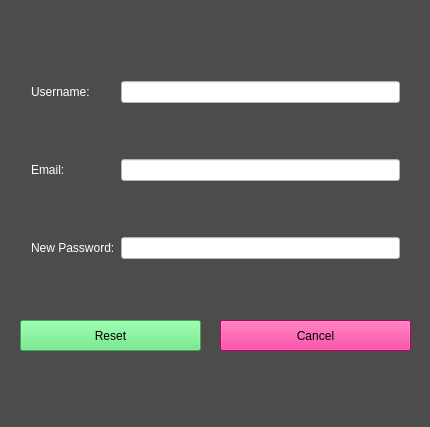
The window that reset_password_window.ui (allenh1/timefuse-client) describes before a commit, drawn with Qt 5.
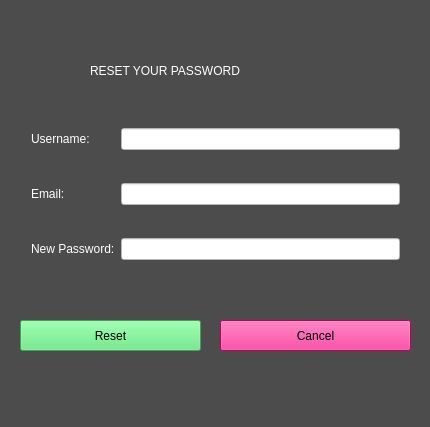
The same window after the commit.

Commit message: added labels to these

The edit to the form file:
```diff
--- a/reset_password_window.ui
+++ b/reset_password_window.ui
@@ -21,9 +21,9 @@
    <property name="geometry">
     <rect>
      <x>20</x>
-     <y>20</y>
+     <y>90</y>
      <width>391</width>
-     <height>301</height>
+     <height>211</height>
     </rect>
    </property>
    <layout class="QGridLayout" name="gridLayout">
@@ -112,6 +112,23 @@
     <string>Cancel</string>
    </property>
   </widget>
+  <widget class="QLabel" name="label">
+   <property name="geometry">
+    <rect>
+     <x>90</x>
+     <y>60</y>
+     <width>241</width>
+     <height>21</height>
+    </rect>
+   </property>
+   <property name="styleSheet">
+    <string notr="true">color: rgb(255, 255, 255);
+	 font: 16pt &quot;Courier&quot;;</string>
+   </property>
+   <property name="text">
+    <string>RESET YOUR PASSWORD</string>
+   </property>
+  </widget>
  </widget>
  <layoutdefault spacing="6" margin="11"/>
  <resources/>
```
The commit also changes 1 other file.
